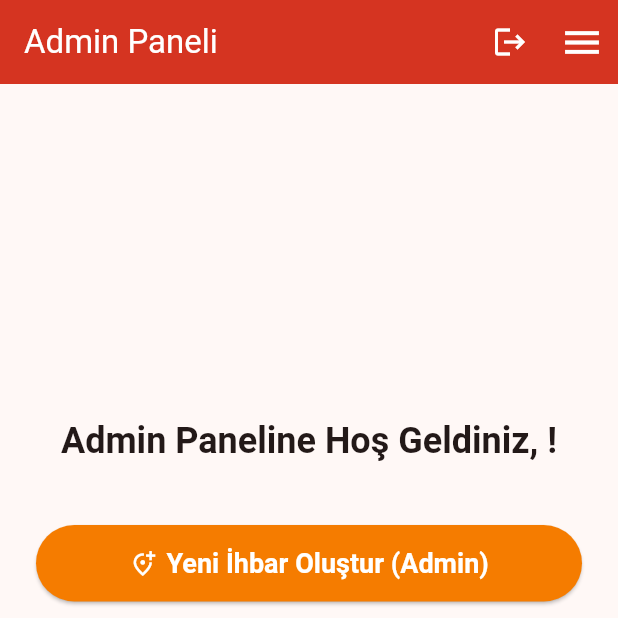
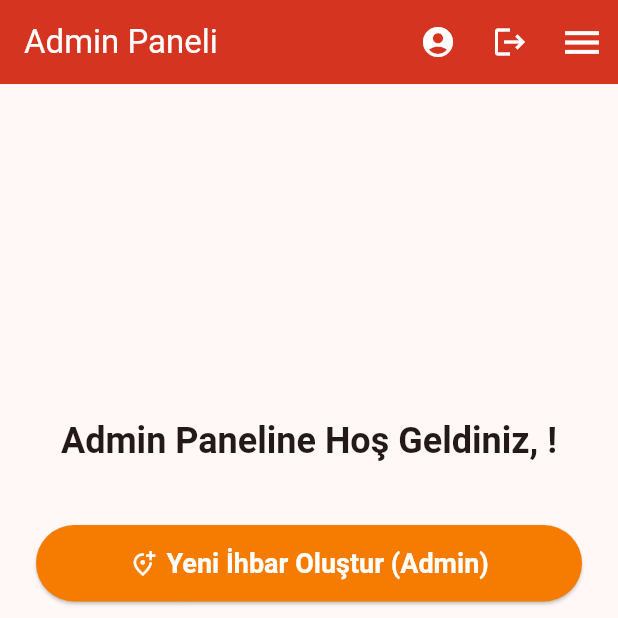
Before and after one commit to asude2/softwareEngineering_project, a Flutter app: the AdminAnaSayfasi screen opened by its route, on a phone screen of 412 x 824 dp, the top half of it. Run offline on Flutter 3.47's test engine with Material 3 defaults, Android fonts, the phone set to English and light mode, and no system bars; our stand-ins replace cloud_firestore, firebase_auth, firebase_core, flutter_map, geocoding, geolocator and 1 more; accounts and stored records are empty.

Commit message:
Adminler için profil sayfası eklendi

```diff
--- a/lib/AdminPage.dart
+++ b/lib/AdminPage.dart
@@ -3,6 +3,7 @@ import 'package:flutter/material.dart';
 import 'user_auth_service.dart';
 import 'package:provider/provider.dart';
 import 'admin_ihbar_yonetim_sayfasi.dart';
+import 'profilePage.dart';
 
 
 // --- ADMIN ANA SAYFASI ---
@@ -17,6 +18,16 @@ class AdminAnaSayfasi extends StatelessWidget {
         title: const Text('Admin Paneli'),
         automaticallyImplyLeading: false,
         actions: [
+          IconButton(
+            icon: const Icon(Icons.account_circle, color: Colors.white),
+            tooltip: 'Profil',
+            onPressed: () {
+              Navigator.push(
+                context,
+                MaterialPageRoute(builder: (context) => const ProfilePage()),
+              );
+            },
+          ),
           IconButton(
             icon: const Icon(Icons.logout, color: Colors.white),
             tooltip: 'Çıkış Yap',
```
